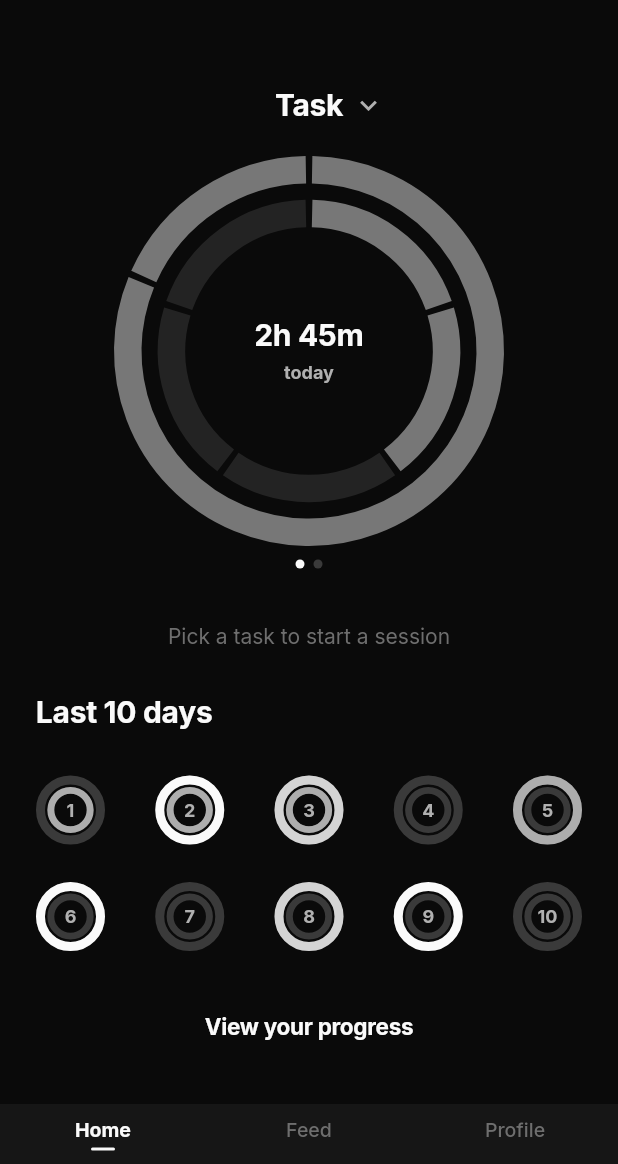
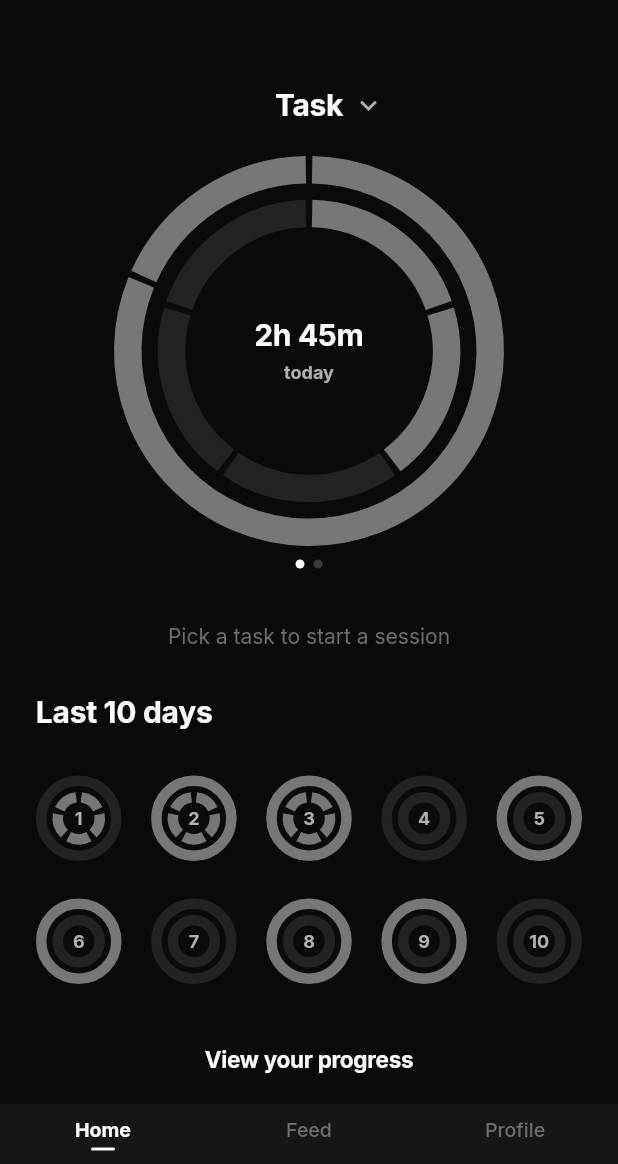
Before and after one commit to KTApps/SONDR_V1, a Flutter app: the screen it shows after launch, on a phone screen of 412 x 824 dp, the part 72-1236 px from its top. Run offline on Flutter 3.47's test engine with Material 3 defaults, Android fonts, the phone set to English and light mode, and no system bars; our stand-ins replace cloud_firestore, firebase_auth, firebase_core, firebase_storage, flutter_riverpod, image_picker and 1 more; accounts and stored records are empty; network calls fail.

Commit message:
[Sondr/Flutter] Ring consistency: Last 10 days → SegmentedDial
Migrate the Home "Last 10 days" minis from MiniRing to the data-driven
SegmentedDial so they match the main dial's segmented style (per-day task
split + per-habit inner segments, #777777/#232323).

SegmentedDial gains a `compact` mode (smaller-circle proportions) and an
optional `stroke` override. Both proportion sets scale with the box so
stroke/gap/slit shrink together: main dial outer 290/inner 220/stroke 22;
compact outer 50/inner 28/stroke 7 (extent 57). Last 10 days renders at
size 57 (stroke 7), numbers bold 12.

Co-Authored-By: Claude Opus 4.8 <noreply@anthropic.com>

```diff
--- a/lib/features/timer/timer_screen.dart
+++ b/lib/features/timer/timer_screen.dart
@@ -5,7 +5,6 @@ import '../../core/debug_flags.dart';
 import '../../core/theme/greyscale_tokens.dart';
 import '../../core/utils/date.dart';
 import '../../core/utils/duration_format.dart';
-import '../../shared/ring/mini_ring.dart';
 import '../../shared/ring/segmented_dial.dart';
 import '../focus/focus_providers.dart';
 import '../focus/focus_view.dart';
@@ -540,13 +539,17 @@ class _LastTenDays extends ConsumerWidget {
       final segments = <double>[
         for (final t in tasks) (t.secondsByDay[key] ?? 0).toDouble(),
       ];
-      // 0 (or no record) renders only the faint inner track — never a fill.
-      final habitProgress = habitsState?.days[key]?.progress ?? 0.0;
-      return MiniRing(
-        size: 46,
-        segments: segments,
-        habitProgress: habitProgress,
-        child: Text(
+      // That day's habits as per-habit done/not-done segments (empty list →
+      // solid empty inner ring), matching the main dial.
+      final habitStates = <bool>[
+        for (final tick in habitsState?.days[key]?.ticks ?? const []) tick.done,
+      ];
+      return SegmentedDial(
+        size: 57,
+        compact: true,
+        taskTodaySeconds: segments,
+        habitStates: habitStates,
+        center: Text(
           '$daysAgo',
           style: theme.textTheme.bodyMedium?.copyWith(
             fontSize: 12,
--- a/lib/shared/ring/segmented_dial.dart
+++ b/lib/shared/ring/segmented_dial.dart
@@ -24,6 +24,8 @@ class SegmentedDial extends StatelessWidget {
     this.selectedTaskIndex,
     required this.habitStates,
     this.size = 260,
+    this.compact = false,
+    this.stroke,
     this.center,
     this.onInnerRingTap,
   });
@@ -41,6 +43,16 @@ class SegmentedDial extends StatelessWidget {
   /// Overall diameter of the dial box.
   final double size;
 
+  /// Use the smaller-circle proportions (Last-10-days / calendar minis): a
+  /// heavier stroke and a tighter inner ring per the Figma mini (outer 50 /
+  /// inner 28 / stroke 7, extent 57). False → the main dial proportions.
+  final bool compact;
+
+  /// Optional explicit stroke weight, overriding the proportional value. Used
+  /// to fine-tune one surface (e.g. slightly thinner calendar rings) without
+  /// affecting the others. Gap and slit stay proportional.
+  final double? stroke;
+
   /// Centre content (the screen owns the today/month figure and its gestures).
   final Widget? center;
 
@@ -51,15 +63,15 @@ class SegmentedDial extends StatelessWidget {
   static const Color _filled = Color(0xFF777777);
   static const Color _empty = Color(0xFF232323);
 
-  // Figma geometry. 290 / 220 are the ring path (centreline) diameters and the
-  // stroke (22) straddles them, so the outer ring's true extent is 312 (290+22).
-  // Scaling by size/312 fits that extent to the box and preserves the concentric
-  // gap: centreline radii 145 vs 110 → a 35px-per-side inset, matching the
-  // Figma. The 35px centreline gap is independent of stroke weight.
-  double get _stroke => size * 22 / 312;
-  double get _outerRadius => size * 145 / 312; // centreline; outer edge = size/2
-  double get _innerRadius => size * 110 / 312;
-  double get _slit => size * 5 / 312;
+  // Both proportion sets scale fully with the box, so stroke, gap and slit all
+  // shrink together and the circles look proportionally identical at any size:
+  //  * main dial — outer 290 / inner 220 / stroke 22 / slit 5 (extent 312)
+  //  * compact   — outer 50 / inner 28 / stroke 7 / slit 3.5 (extent 57)
+  // e.g. at size 57 the compact stroke is 7; at size 49 it is 49×7/57 ≈ 6.
+  double get _stroke => stroke ?? size * (compact ? 7 / 57 : 22 / 312);
+  double get _outerRadius => size * (compact ? 25 / 57 : 145 / 312);
+  double get _innerRadius => size * (compact ? 14 / 57 : 110 / 312);
+  double get _slit => size * (compact ? 3.5 / 57 : 5 / 312);
 
   bool _hitsInnerRing(Offset p) {
     final c = size / 2;
```
